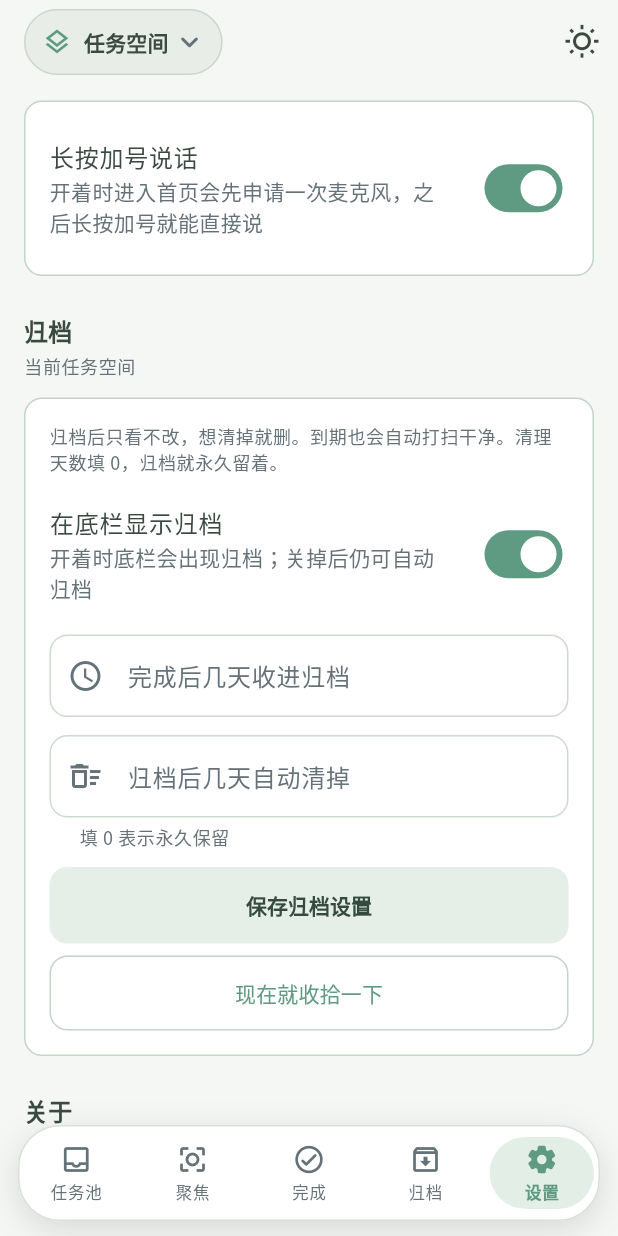
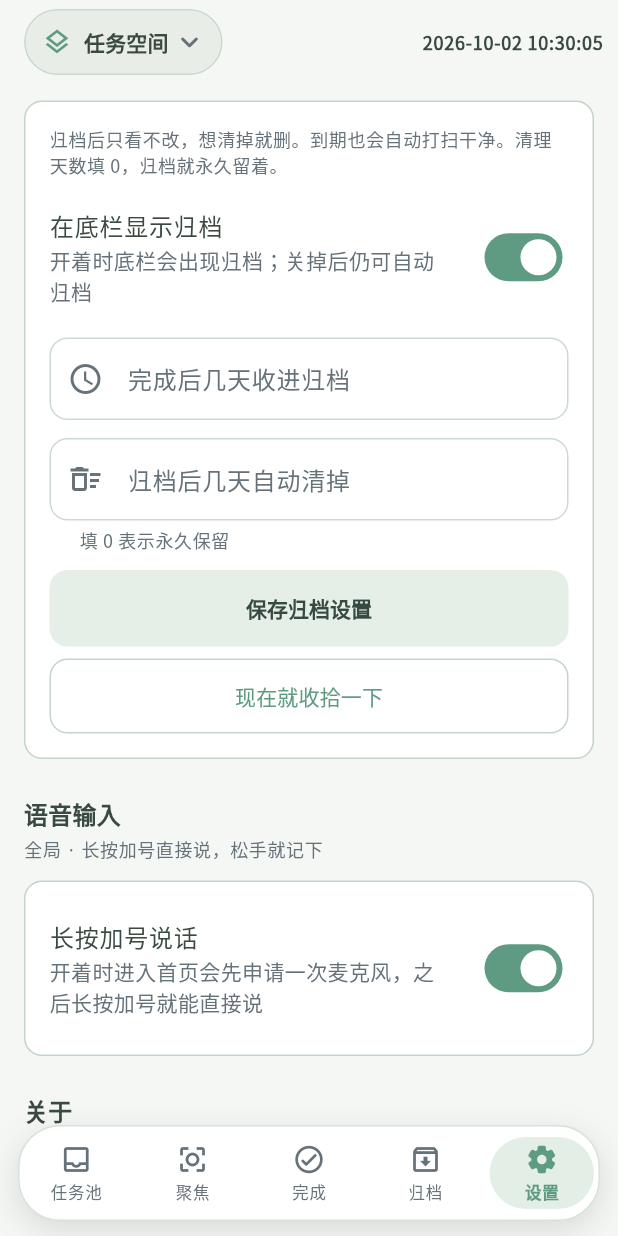
Before and after one commit to ShuangqiLi/FlowDo, a Flutter app: the HomeScreen screen opened directly, item 5 of the bottom bar chosen, scrolled down 576 dp, after a tap on "现在就收拾一下", on a phone screen of 412 x 824 dp. Run offline on Flutter 3.47's test engine with Material 3 defaults, Android fonts, the phone set to English and light mode, and no system bars; our stand-ins replace flutter_riverpod, shared_preferences, speech_to_text, web; missing offline and left inert: dart:js_interop, dart:ui_web; accounts and stored records are empty; network calls fail.

Commit message:
chore(release): v0.8.3
Co-authored-by: Cursor <cursoragent@cursor.com>

```diff
--- /dev/null
+++ b/app/lib/platform/location.dart
@@ -0,0 +1 @@
+export 'location_stub.dart' if (dart.library.js_interop) 'location_web.dart';
--- /dev/null
+++ b/app/lib/platform/location_stub.dart
@@ -0,0 +1 @@
+Future<(double, double)?> readDeviceLocation() async => null;
--- a/app/lib/screens/briefing_screen.dart
+++ b/app/lib/screens/briefing_screen.dart
@@ -18,17 +18,33 @@ class BriefingScreen extends ConsumerWidget {
   @override
   Widget build(BuildContext context, WidgetRef ref) {
     final briefing = ref.watch(briefingProvider);
+    final calendarEpoch = ref.watch(lazySyncProvider);
     final scheme = Theme.of(context).colorScheme;
 
     return ColoredBox(
       color: Theme.of(context).scaffoldBackgroundColor,
       child: briefing.when(
+        skipLoadingOnReload: true,
         loading: () => const Center(child: CircularProgressIndicator()),
-        error: (e, _) => Center(child: Text('$e')),
+        error: (e, _) => RefreshIndicator(
+          onRefresh: () => ref.read(lazySyncProvider.notifier).pull(),
+          child: ListView(
+            physics: const AlwaysScrollableScrollPhysics(),
+            children: [
+              SizedBox(
+                height: 280,
+                child: Center(child: Text('$e')),
+              ),
+            ],
+          ),
+        ),
         data: (data) {
           final todayKey = _todayKey();
           return ResponsiveContent(
+            child: RefreshIndicator(
+              onRefresh: () => ref.read(lazySyncProvider.notifier).pull(),
               child: ListView(
+                physics: const AlwaysScrollableScrollPhysics(),
                 padding: const EdgeInsets.fromLTRB(
                   AppSpacing.md,
                   AppSpacing.xs,
@@ -77,6 +93,7 @@ class BriefingScreen extends ConsumerWidget {
                   const SizedBox(height: AppSpacing.lg),
                   const SectionHeader('月度回顾', caption: '左右滑可以看别的月份'),
                   SwipeMonthCalendar(
+                    key: ValueKey('month-$calendarEpoch'),
                     initial: MonthReview(
                       year: DateTime.now().year,
                       month: DateTime.now().month,
@@ -113,6 +130,7 @@ class BriefingScreen extends ConsumerWidget {
                   ),
                 ],
               ),
+            ),
           );
         },
       ),
@@ -142,8 +160,7 @@ class BriefingScreen extends ConsumerWidget {
         builder: (_) => TaskDetailScreen(task: task),
       ),
     );
-    ref.invalidate(briefingProvider);
-    ref.invalidate(tasksProvider(task.status));
+    ref.read(lazySyncProvider.notifier).schedule();
   }
 
   /// 日历高亮用本地今天，避免服务端 UTC 日期对不齐。
--- a/app/lib/screens/home_screen.dart
+++ b/app/lib/screens/home_screen.dart
@@ -5,6 +5,7 @@ import '../models/user.dart';
 import '../providers.dart';
 import '../theme.dart';
 import '../ui/add_task_fab.dart';
+import '../ui/briefing_clock_button.dart';
 import '../ui/focus_dock.dart';
 import '../ui/space_switcher.dart';
 import '../ui/swipe_away.dart';
@@ -184,11 +185,8 @@ class _HomeScreenState extends ConsumerState<HomeScreen> {
               titleSpacing: 16,
               automaticallyImplyLeading: false,
               actions: [
-                IconButton(
-                  tooltip: _showBriefing ? '关掉今日看看' : '今日看看',
-                  icon: Icon(
-                    _showBriefing ? Icons.close : Icons.wb_sunny_outlined,
-                  ),
+                BriefingClockButton(
+                  open: _showBriefing,
                   onPressed: _showBriefing ? _closeBriefing : _openBriefing,
                 ),
               ],
--- a/app/lib/screens/settings_screen.dart
+++ b/app/lib/screens/settings_screen.dart
@@ -123,9 +123,12 @@ class _SettingsScreenState extends ConsumerState<SettingsScreen> {
     });
 
     final body = ResponsiveContent(
-      child: ListView(
-        padding: const EdgeInsets.all(AppSpacing.md),
-        children: [
+      child: RefreshIndicator(
+        onRefresh: () => ref.read(lazySyncProvider.notifier).pull(),
+        child: ListView(
+          physics: const AlwaysScrollableScrollPhysics(),
+          padding: const EdgeInsets.all(AppSpacing.md),
+          children: [
           const SectionHeader('当前空间外观', caption: '只影响现在这个任务空间'),
           FlowDoCard(
             child: Wrap(
@@ -175,19 +178,6 @@ class _SettingsScreenState extends ConsumerState<SettingsScreen> {
                   child: const Text('保存聚焦上限'),
                 ),
               ],
-            ),
-          ),
-          const SizedBox(height: AppSpacing.lg),
-          const SectionHeader('语音输入', caption: '长按加号直接说，松手就记下'),
-          FlowDoCard(
-            child: _VoiceInputSettings(
-              enabled: me.value?.voiceInputEnabled ?? true,
-              onChanged: (v) async {
-                final ok = await _saveMe(voiceInputEnabled: v);
-                if (ok && v && kIsWeb && AddTaskFab.voiceSupported) {
-                  await ref.read(micPermissionProvider.notifier).request();
-                }
-              },
             ),
           ),
           const SizedBox(height: AppSpacing.lg),
@@ -246,9 +236,7 @@ class _SettingsScreenState extends ConsumerState<SettingsScreen> {
                 OutlinedButton(
                   onPressed: () async {
                     final result = await ref.read(apiProvider).runArchive();
-                    ref.invalidate(tasksProvider('DONE'));
-                    ref.invalidate(tasksProvider('ARCHIVED'));
-                    ref.invalidate(briefingProvider);
+                    await ref.read(lazySyncProvider.notifier).pull();
                     if (context.mounted) {
                       ScaffoldMessenger.of(context).showSnackBar(
                         SnackBar(
@@ -265,7 +253,20 @@ class _SettingsScreenState extends ConsumerState<SettingsScreen> {
             ),
           ),
           const SizedBox(height: AppSpacing.lg),
-          const SectionHeader('关于'),
+          const SectionHeader('语音输入', caption: '全局 · 长按加号直接说，松手就记下'),
+          FlowDoCard(
+            child: _VoiceInputSettings(
+              enabled: me.value?.voiceInputEnabled ?? true,
+              onChanged: (v) async {
+                final ok = await _saveMe(voiceInputEnabled: v);
+                if (ok && v && kIsWeb && AddTaskFab.voiceSupported) {
+                  await ref.read(micPermissionProvider.notifier).request();
+                }
+              },
+            ),
+          ),
+          const SizedBox(height: AppSpacing.lg),
+          const SectionHeader('关于', caption: '全局'),
           FlowDoCard(
             onTap: () {
               Navigator.of(context).push(
@@ -287,36 +288,24 @@ class _SettingsScreenState extends ConsumerState<SettingsScreen> {
             ),
           ),
           const SizedBox(height: AppSpacing.lg),
-          const SectionHeader('密码', caption: '这台 FlowDo 的登录密码'),
-          FlowDoCard(
-            onTap: () {
+          FilledButton.tonal(
+            onPressed: () {
               Navigator.of(context).push(
                 FlowDoPageRoute(
                   builder: (_) => const ChangePasswordScreen(fromSettings: true),
                 ),
               );
             },
-            child: Row(
-              children: [
-                Icon(Icons.lock_outline, color: scheme.primary),
-                const SizedBox(width: AppSpacing.sm),
-                Expanded(
-                  child: Text(
-                    '修改密码',
-                    style: Theme.of(context).textTheme.titleMedium,
-                  ),
-                ),
-                Icon(Icons.chevron_right_rounded, color: scheme.onSurfaceVariant),
-              ],
-            ),
+            child: const Text('修改密码'),
           ),
-          const SizedBox(height: AppSpacing.lg),
+          const SizedBox(height: AppSpacing.sm),
           FilledButton.tonal(
             onPressed: () => ref.read(authStateProvider.notifier).logout(),
             child: const Text('退出登录'),
           ),
           const SizedBox(height: AppSpacing.xl),
         ],
+        ),
       ),
     );
 
--- a/app/lib/screens/task_list_screen.dart
+++ b/app/lib/screens/task_list_screen.dart
@@ -84,14 +84,7 @@ class _TaskListScreenState extends ConsumerState<TaskListScreen>
   @override
   bool get wantKeepAlive => true;
 
-  Future<void> _refresh() async {
-    ref.invalidate(briefingProvider);
-    try {
-      await ref.read(tasksProvider(widget.status).notifier).reload();
-    } catch (_) {
-      // 列表本身会渲染错误态，这里只要等这一轮刷新结束
-    }
-  }
+  Future<void> _refresh() => ref.read(lazySyncProvider.notifier).pull();
 
   void _dismissTo(Task task, String status) {
     setState(() => _dismissing.add(task.id));
@@ -122,7 +115,7 @@ class _TaskListScreenState extends ConsumerState<TaskListScreen>
     if (ref.exists(dest) && ref.read(dest).hasValue) {
       ref.read(dest.notifier).upsert(updated);
     }
-    ref.invalidate(briefingProvider);
+    ref.read(lazySyncProvider.notifier).schedule();
   }
 
   Future<void> _setStatus(Task task, String status) async {
@@ -170,7 +163,7 @@ class _TaskListScreenState extends ConsumerState<TaskListScreen>
     final updated =
         await ref.read(apiProvider).updateTask(id, priority: chosen);
     ref.read(tasksProvider(widget.status).notifier).upsert(updated);
-    ref.invalidate(briefingProvider);
+    ref.read(lazySyncProvider.notifier).schedule();
   }
 
   Future<void> _delete(Task task) async {
@@ -191,7 +184,7 @@ class _TaskListScreenState extends ConsumerState<TaskListScreen>
     try {
       await ref.read(apiProvider).deleteTask(task.id);
       ref.read(tasksProvider(widget.status).notifier).removeById(task.id);
-      ref.invalidate(briefingProvider);
+      ref.read(lazySyncProvider.notifier).schedule();
     } finally {
       if (mounted) {
         setState(() => _dismissing.remove(task.id));
@@ -210,7 +203,7 @@ class _TaskListScreenState extends ConsumerState<TaskListScreen>
             builder: (_) => TaskDetailScreen(task: task),
           ),
         );
-        await _refresh();
+        ref.read(lazySyncProvider.notifier).schedule();
       },
       onPickPriority: widget.status == 'ARCHIVED'
           ? null
@@ -228,8 +221,19 @@ class _TaskListScreenState extends ConsumerState<TaskListScreen>
 
     return ResponsiveContent(
       child: async.when(
+        skipLoadingOnReload: true,
         loading: () => const Center(child: CircularProgressIndicator()),
-        error: (e, _) => Center(child: Text('$e')),
+        error: (e, _) => RefreshIndicator(
+          onRefresh: _refresh,
+          child: ListView(
+            children: [
+              SizedBox(
+                height: 280,
+                child: Center(child: Text('$e')),
+              ),
+            ],
+          ),
+        ),
         data: (all) {
           final tasks = _dismissing.isEmpty
               ? all
--- a/app/lib/ui/add_task_fab.dart
+++ b/app/lib/ui/add_task_fab.dart
@@ -228,9 +228,9 @@ class _AddTaskFabState extends ConsumerState<AddTaskFab>
             priority: 'MEDIUM',
           );
       ref.read(pendingScrollTaskIdProvider.notifier).request(created.id);
-      ref.invalidate(tasksProvider('TODO'));
-      ref.invalidate(briefingProvider);
+      ref.read(tasksProvider('TODO').notifier).upsert(created);
       ref.read(homeTabProvider.notifier).setTab(HomeTab.todo);
+      ref.read(lazySyncProvider.notifier).schedule();
       _submitting = false;
       await _closeComposer();
     } on ApiException catch (e) {
--- /dev/null
+++ b/app/lib/ui/briefing_clock_button.dart
@@ -0,0 +1,230 @@
+import 'dart:async';
+import 'dart:convert';
+
+import 'package:flutter/material.dart';
+import 'package:flutter_riverpod/flutter_riverpod.dart';
+import 'package:http/http.dart' as http;
+import 'package:intl/intl.dart';
+
+import '../platform/location.dart';
+
+class WeatherSnapshot {
+  const WeatherSnapshot({
+    required this.label,
+    required this.icon,
+    required this.temperatureC,
+  });
+
+  final String label;
+  final IconData icon;
+  final int temperatureC;
+}
+
+/// 右上角：实时日期时间和天气，点开今日看看。
+class BriefingClockButton extends ConsumerStatefulWidget {
+  const BriefingClockButton({
+    super.key,
+    required this.open,
+    required this.onPressed,
+  });
+
+  final bool open;
+  final VoidCallback onPressed;
+
+  /// 测试里关掉每秒刷新，否则 [pumpAndSettle] 永远等不到空闲。
+  static bool tick = true;
+
+  @override
+  ConsumerState<BriefingClockButton> createState() =>
+      _BriefingClockButtonState();
+}
+
+class _BriefingClockButtonState extends ConsumerState<BriefingClockButton> {
+  late DateTime _now;
+  Timer? _tick;
+
+  @override
+  void initState() {
+    super.initState();
+    _now = DateTime.now();
+    if (BriefingClockButton.tick) {
+      _tick = Timer.periodic(const Duration(seconds: 1), (_) {
+        if (!mounted) {
+          return;
+        }
+        setState(() => _now = DateTime.now());
+      });
+    }
+  }
+
+  @override
+  void dispose() {
+    _tick?.cancel();
+    super.dispose();
+  }
+
+  @override
+  Widget build(BuildContext context) {
+    final weather = ref.watch(weatherProvider);
+    final scheme = Theme.of(context).colorScheme;
+    final stamp = DateFormat('yyyy-MM-dd HH:mm:ss').format(_now);
+    final snap = weather.asData?.value;
+
+    return Tooltip(
+      message: widget.open ? '关掉今日看看' : '今日看看',
+      child: Material(
+        color: Colors.transparent,
+        child: InkWell(
+          onTap: widget.onPressed,
+          borderRadius: BorderRadius.circular(12),
+          splashFactory: NoSplash.splashFactory,
+          overlayColor: const WidgetStatePropertyAll(Colors.transparent),
+          child: ConstrainedBox(
+            constraints: const BoxConstraints(minHeight: 44, minWidth: 44),
+            child: Padding(
+              padding: const EdgeInsets.symmetric(horizontal: 10, vertical: 6),
+              child: Column(
+                mainAxisAlignment: MainAxisAlignment.center,
+                crossAxisAlignment: CrossAxisAlignment.end,
+                mainAxisSize: MainAxisSize.min,
+                children: [
+                  Text(
+                    stamp,
+                    style: Theme.of(context).textTheme.labelMedium?.copyWith(
+                          fontFeatures: const [FontFeature.tabularFigures()],
+                          fontWeight: FontWeight.w600,
+                          color: scheme.onSurface,
+                          height: 1.1,
+                        ),
+                  ),
+                  if (snap != null) ...[
+                    const SizedBox(height: 2),
+                    Row(
+                      mainAxisSize: MainAxisSize.min,
+                      children: [
+                        Icon(
+                          snap.icon,
+                          size: 16,
+                          color: scheme.onSurfaceVariant,
+                          semanticLabel: '${snap.label} ${snap.temperatureC}°',
+                        ),
+                        const SizedBox(width: 4),
+                        Text(
+                          '${snap.temperatureC}°',
+                          style: Theme.of(context).textTheme.labelSmall?.copyWith(
+                                color: scheme.onSurfaceVariant,
+                                height: 1.1,
+                              ),
+                        ),
+                      ],
+                    ),
+                  ],
+                ],
+              ),
+            ),
+          ),
+        ),
+      ),
+    );
+  }
+}
+
+final weatherProvider = FutureProvider<WeatherSnapshot?>((ref) async {
+  try {
+    final location = await _resolveLocation();
+    final uri = Uri.https('api.open-meteo.com', '/v1/forecast', {
+      'latitude': location.$1.toString(),
+      'longitude': location.$2.toString(),
+      'current': 'temperature_2m,weather_code',
+      'timezone': 'auto',
+    });
+    final response = await http
+        .get(uri, headers: {'Accept': 'application/json'})
+        .timeout(const Duration(seconds: 8));
+    if (response.statusCode < 200 || response.statusCode >= 300) {
+      return null;
+    }
+    final json = jsonDecode(response.body) as Map<String, dynamic>;
+    final current = json['current'] as Map<String, dynamic>?;
+    if (current == null) {
+      return null;
+    }
+    final temp = (current['temperature_2m'] as num?)?.round();
+    final code = (current['weather_code'] as num?)?.toInt();
+    if (temp == null || code == null) {
+      return null;
+    }
+    return WeatherSnapshot(
+      label: weatherLabel(code),
+      icon: weatherIcon(code),
+      temperatureC: temp,
+    );
+  } catch (_) {
+    return null;
+  }
+});
+
+Future<(double, double)> _resolveLocation() async {
+  try {
+    final coords = await readDeviceLocation();
+    if (coords != null) {
+      return coords;
+    }
+  } catch (_) {
+    // 浏览器不给定位就用 IP 大概位置。
+  }
+  try {
+    final response = await http
+        .get(
+          Uri.parse('https://ipapi.co/json/'),
+          headers: {'Accept': 'application/json'},
+        )
+        .timeout(const Duration(seconds: 5));
+    if (response.statusCode >= 200 && response.statusCode < 300) {
+      final json = jsonDecode(response.body) as Map<String, dynamic>;
+      final lat = (json['latitude'] as num?)?.toDouble();
+      final lon = (json['longitude'] as num?)?.toDouble();
+      if (lat != null && lon != null) {
+        return (lat, lon);
+      }
+    }
+  } catch (_) {
+    // 最后退回北京，总比一片空白好。
+  }
+  return (39.9042, 116.4074);
+}
+
+@visibleForTesting
+IconData weatherIcon(int code) {
+  return switch (code) {
+    0 => Icons.wb_sunny_rounded,
+    1 || 2 => Icons.wb_cloudy_outlined,
+    3 => Icons.cloud_rounded,
+    45 || 48 => Icons.blur_on_rounded,
+    51 || 53 || 55 || 56 || 57 => Icons.grain_rounded,
+    61 || 63 || 65 || 66 || 67 || 80 || 81 || 82 => Icons.water_drop_rounded,
+    71 || 73 || 75 || 77 || 85 || 86 => Icons.ac_unit_rounded,
+    95 || 96 || 99 => Icons.thunderstorm_rounded,
+    _ => Icons.cloud_outlined,
+  };
+}
+
+@visibleForTesting
+String weatherLabel(int code) {
+  return switch (code) {
+    0 => '晴',
+    1 || 2 => '少云',
+    3 => '阴',
+    45 || 48 => '雾',
+    51 || 53 || 55 => '毛毛雨',
+    56 || 57 => '冻雨',
+    61 || 63 || 65 => '雨',
+    66 || 67 => '冻雨',
+    71 || 73 || 75 || 77 => '雪',
+    80 || 81 || 82 => '阵雨',
+    85 || 86 => '阵雪',
+    95 => '雷雨',
+    96 || 99 => '冰雹',
+    _ => '天气',
+  };
+}
--- a/app/lib/ui/space_switcher.dart
+++ b/app/lib/ui/space_switcher.dart
@@ -26,10 +26,26 @@ class SpaceSwitcher extends ConsumerWidget {
       orElse: () => '任务空间',
     );
 
-    return PopupMenuButton<String>(
-      tooltip: '切换任务空间',
-      onSelected: (value) => _onSelected(context, ref, value, spaces.value ?? const []),
-      itemBuilder: (context) {
+    return Theme(
+      data: Theme.of(context).copyWith(
+        splashFactory: NoSplash.splashFactory,
+        highlightColor: Colors.transparent,
+        splashColor: Colors.transparent,
+        hoverColor: Colors.transparent,
+        focusColor: Colors.transparent,
+      ),
+      child: PopupMenuButton<String>(
+        tooltip: '切换任务空间',
+        style: const ButtonStyle(
+          overlayColor: WidgetStatePropertyAll(Colors.transparent),
+          splashFactory: NoSplash.splashFactory,
+          visualDensity: VisualDensity.compact,
+          tapTargetSize: MaterialTapTargetSize.shrinkWrap,
+        ),
+        padding: EdgeInsets.zero,
+        onSelected: (value) =>
+            _onSelected(context, ref, value, spaces.value ?? const []),
+        itemBuilder: (context) {
         final list = spaces.value ?? const <Space>[];
         final scheme = Theme.of(context).colorScheme;
         return [
@@ -101,6 +117,7 @@ class SpaceSwitcher extends ConsumerWidget {
               color: Theme.of(context).colorScheme.outlineVariant.withValues(alpha: 0.85),
             ),
           ),
+          clipBehavior: Clip.antiAlias,
           child: Padding(
             padding: const EdgeInsets.fromLTRB(12, 8, 10, 8),
             child: Row(
@@ -132,6 +149,7 @@ class SpaceSwitcher extends ConsumerWidget {
             ),
           ),
         ),
+      ),
       ),
     );
   }
--- a/app/pubspec.yaml
+++ b/app/pubspec.yaml
@@ -1,7 +1,7 @@
 name: flowdo
 description: 随随办办 / FlowDo — 无压力任务管理
 publish_to: "none"
-version: 0.8.2+20
+version: 0.8.3+21
 
 environment:
   sdk: ">=3.5.0 <4.0.0"
```
Also changed, not shown: app/lib/platform/location_web.dart (added, +22 -0 lines), app/lib/providers.dart (+117 -15 lines), app/lib/screens/task_detail_screen.dart (+6 -1 lines), 7 other files. Lines whose indentation alone changed are shown as unchanged.
